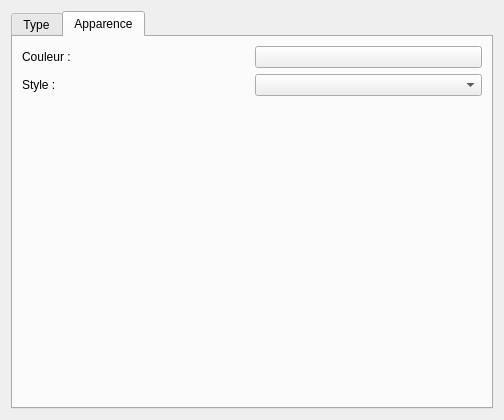
qelectrotech/qelectrotech-source-mirror, file sources/ui/conductorpropertieswidget.ui: the form before one commit.
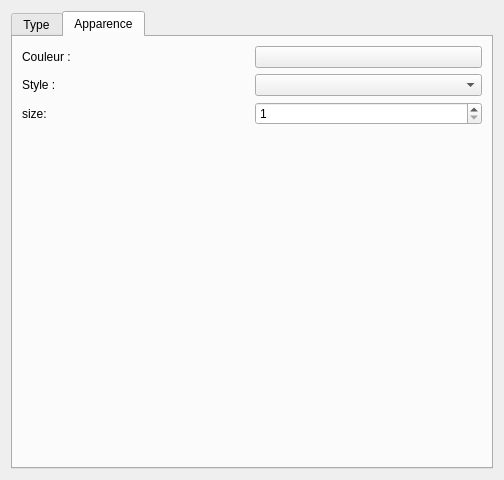
The form after the commit. The open tabs and pages were chosen to show the change. Icons and pictures are not drawn.

Diff of the .ui file:
```diff
--- a/sources/ui/conductorpropertieswidget.ui
+++ b/sources/ui/conductorpropertieswidget.ui
@@ -7,7 +7,7 @@
     <x>0</x>
     <y>0</y>
     <width>504</width>
-    <height>420</height>
+    <height>480</height>
    </rect>
   </property>
   <property name="windowTitle">
@@ -357,7 +357,7 @@
          </property>
         </widget>
        </item>
-       <item row="2" column="0">
+       <item row="3" column="0">
         <spacer name="verticalSpacer">
          <property name="orientation">
           <enum>Qt::Vertical</enum>
@@ -370,6 +370,23 @@
          </property>
         </spacer>
        </item>
+       <item row="2" column="0">
+        <widget class="QLabel" name="label_10">
+         <property name="text">
+          <string>size:</string>
+         </property>
+        </widget>
+       </item>
+       <item row="2" column="1">
+        <widget class="QSpinBox" name="m_cond_size_sb">
+         <property name="minimum">
+          <number>1</number>
+         </property>
+         <property name="maximum">
+          <number>10</number>
+         </property>
+        </widget>
+       </item>
       </layout>
      </widget>
     </widget>
```
Left out of the diff: 2 changed lines with no effect on the pictures.
